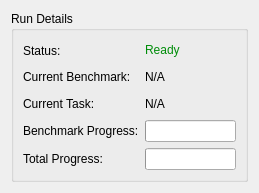
This is apps/Qt/Views/BenchmarkRunnerStatusView/BenchmarkRunnerStatusView.ui in klapeto/elpida as Qt 5 draws it before an edit. The edited form follows.
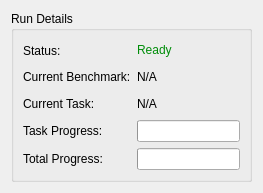
This is the edited form.

```diff
--- a/apps/Qt/Views/BenchmarkRunnerStatusView/BenchmarkRunnerStatusView.ui
+++ b/apps/Qt/Views/BenchmarkRunnerStatusView/BenchmarkRunnerStatusView.ui
@@ -6,7 +6,7 @@
    <rect>
     <x>0</x>
     <y>0</y>
-    <width>258</width>
+    <width>263</width>
     <height>193</height>
    </rect>
   </property>
@@ -71,7 +71,7 @@
       <item row="3" column="0">
        <widget class="QLabel" name="lblBatchProgress">
         <property name="text">
-         <string>Benchmark Progress:</string>
+         <string>Task Progress:</string>
         </property>
        </widget>
       </item>
```
Left out of the diff: 12 changed lines with no effect on the pictures.
